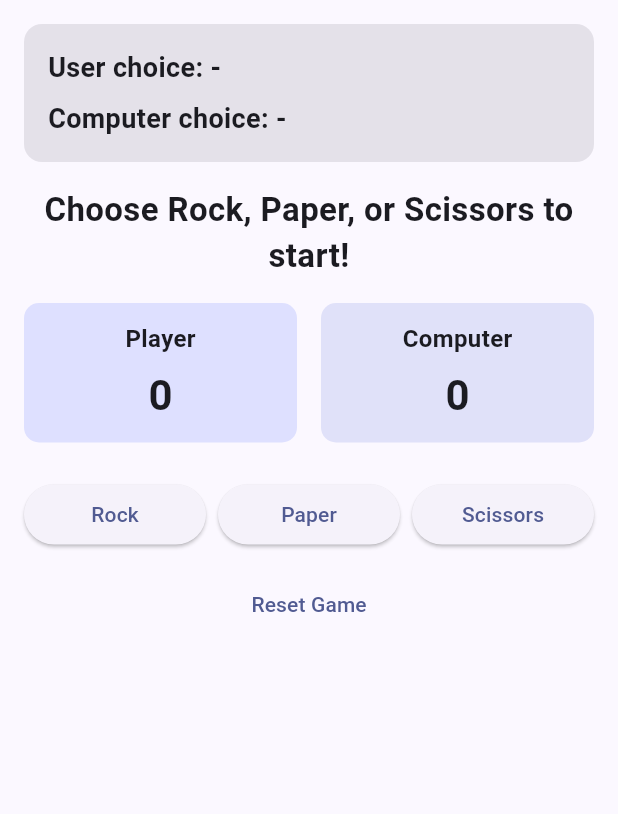
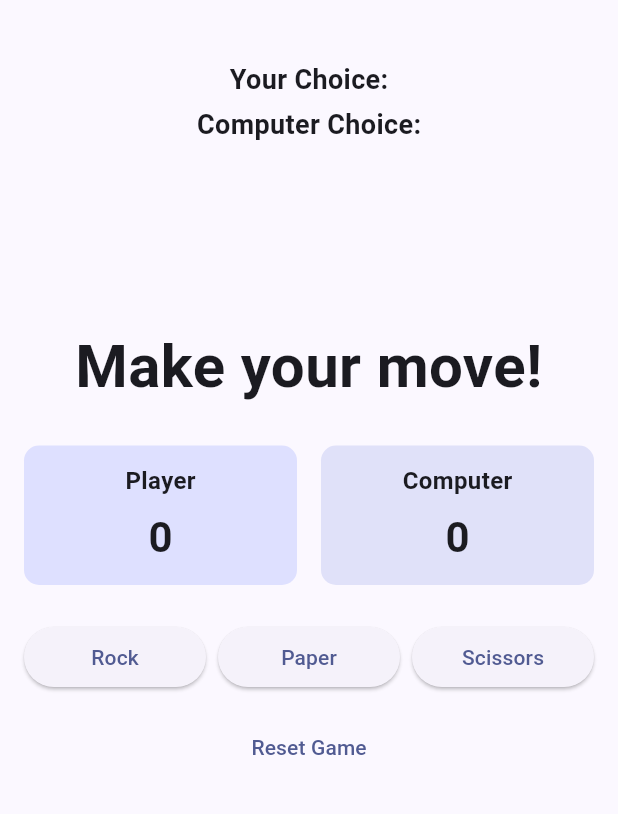
Before and after one commit to tiaraeshwara/mini_flutter_game, a Flutter app: the screen it shows after launch, on a phone screen of 412 x 824 dp, the part 84-898 px from its top. Run offline on Flutter 3.47's test engine with Material 3 defaults, Android fonts, the phone set to English and light mode, and no system bars.

```diff
--- a/lib/main.dart
+++ b/lib/main.dart
@@ -33,7 +33,7 @@ class _RockPaperScissorsPageState extends State<RockPaperScissorsPage> {
 
   String _userChoice = '-';
   String _computerChoice = '-';
-  String _resultMessage = 'Choose Rock, Paper, or Scissors to start!';
+  String _resultMessage = 'Make your move!';
 
   int _playerScore = 0;
   int _computerScore = 0;
@@ -69,7 +69,7 @@ class _RockPaperScissorsPageState extends State<RockPaperScissorsPage> {
     setState(() {
       _userChoice = '-';
       _computerChoice = '-';
-      _resultMessage = 'Choose Rock, Paper, or Scissors to start!';
+      _resultMessage = 'Make your move!';
       _playerScore = 0;
       _computerScore = 0;
     });
@@ -87,40 +87,38 @@ class _RockPaperScissorsPageState extends State<RockPaperScissorsPage> {
         child: Column(
           crossAxisAlignment: CrossAxisAlignment.stretch,
           children: [
-            Container(
-              padding: const EdgeInsets.all(16),
-              decoration: BoxDecoration(
-                color: Theme.of(context).colorScheme.surfaceContainerHighest,
-                borderRadius: BorderRadius.circular(12),
-              ),
+            Center(
               child: Column(
-                crossAxisAlignment: CrossAxisAlignment.start,
                 children: [
+                  const SizedBox(height: 24),
                   Text(
-                    'User choice: $_userChoice',
+                    'Your Choice:${_userChoice == '-' ? '' : ' $_userChoice'}',
                     style: const TextStyle(
                       fontSize: 18,
                       fontWeight: FontWeight.w600,
                     ),
                   ),
-                  const SizedBox(height: 8),
+                  const SizedBox(height: 4),
                   Text(
-                    'Computer choice: $_computerChoice',
+                    'Computer Choice:${_computerChoice == '-' ? '' : ' $_computerChoice'}',
                     style: const TextStyle(
                       fontSize: 18,
                       fontWeight: FontWeight.w600,
                     ),
                   ),
+                  const SizedBox(height: 120),
+                  Text(
+                    _resultMessage,
+                    textAlign: TextAlign.center,
+                    style: const TextStyle(
+                      fontSize: 40,
+                      fontWeight: FontWeight.bold,
+                    ),
+                  ),
                 ],
               ),
             ),
-            const SizedBox(height: 16),
-            Text(
-              _resultMessage,
-              textAlign: TextAlign.center,
-              style: const TextStyle(fontSize: 22, fontWeight: FontWeight.bold),
-            ),
-            const SizedBox(height: 16),
+            const SizedBox(height: 24),
             Row(
               mainAxisAlignment: MainAxisAlignment.spaceEvenly,
               children: [
```
